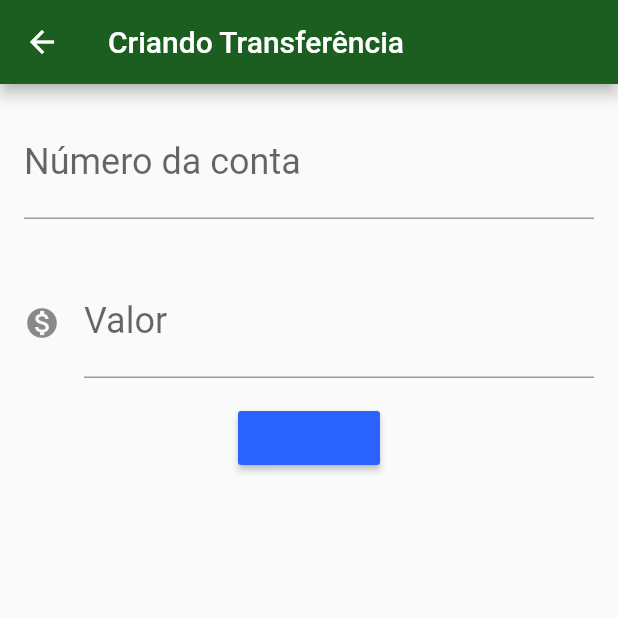
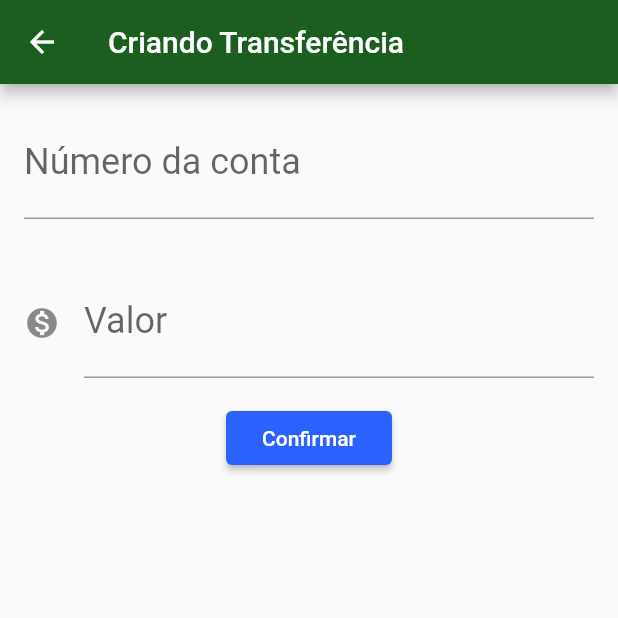
Before and after one commit to alexmsilva/bytebank, a Flutter app: the screen it shows after launch, after a tap on the "add" icon, on a phone screen of 412 x 824 dp, the top half of it. Run offline on Flutter 3.47's test engine with Material 2 defaults, Android fonts, the phone set to English and light mode, and no system bars.

Commit message:
Finishes the course

```diff
--- /dev/null
+++ b/lib/components/editor.dart
@@ -0,0 +1,32 @@
+import 'package:flutter/material.dart';
+
+class Editor extends StatelessWidget {
+  final TextEditingController controlador;
+  final String rotulo;
+  final String dica;
+  final IconData icone;
+
+  Editor({
+    this.controlador,
+    this.rotulo,
+    this.dica,
+    this.icone,
+  });
+
+  @override
+  Widget build(BuildContext context) {
+    return Padding(
+      padding: const EdgeInsets.all(16.0),
+      child: TextField(
+        controller: controlador,
+        style: TextStyle(fontSize: 24.0),
+        decoration: InputDecoration(
+          icon: icone != null ? Icon(icone) : null,
+          labelText: rotulo,
+          hintText: dica,
+        ),
+        keyboardType: TextInputType.number,
+      ),
+    );
+  }
+}
--- a/lib/main.dart
+++ b/lib/main.dart
@@ -1,3 +1,4 @@
+import 'package:bytebank/screens/transferencia/lista.dart';
 import 'package:flutter/material.dart';
 
 void main() => runApp(BytebankApp());
@@ -12,166 +13,9 @@ class BytebankApp extends StatelessWidget {
         accentColor: Colors.blueAccent[700],
         buttonTheme: ButtonThemeData(
           buttonColor: Colors.blueAccent[700],
-          textTheme: ButtonTextTheme.accent,
+          textTheme: ButtonTextTheme.primary,
         ),
       ),
     );
   }
 }
-
-class ListaTransferencias extends StatefulWidget {
-  final List<Transferencia> _transferencias = List();
-
-  @override
-  State<StatefulWidget> createState() {
-    return ListaTransferenciaState();
-  }
-}
-
-class ListaTransferenciaState extends State<ListaTransferencias> {
-  @override
-  Widget build(BuildContext context) {
-    return Scaffold(
-      appBar: AppBar(
-        title: Text('Transferências'),
-      ),
-      body: ListView.builder(
-        itemCount: widget._transferencias.length,
-        itemBuilder: (context, index) {
-          return ItemTransferencia(widget._transferencias[index]);
-        },
-      ),
-      floatingActionButton: FloatingActionButton(
-        child: Icon(Icons.add),
-        onPressed: () {
-          final Future<Transferencia> future = Navigator.push(
-            context,
-            MaterialPageRoute(builder: (context) {
-              return FormularioTransferencia();
-            }),
-          );
-
-          future.then((tranferenciaRecebida) {
-            debugPrint('Recebendo a transfencia pelo then do future');
-            debugPrint('$tranferenciaRecebida');
-            if (tranferenciaRecebida != null) {
-              setState(() => widget._transferencias.add(tranferenciaRecebida));
-            }
-          });
-        },
-      ),
-    );
-  }
-}
-
-class FormularioTransferencia extends StatefulWidget {
-  @override
-  State<StatefulWidget> createState() {
-    return FormularioTransferenciaState();
-  }
-}
-
-class FormularioTransferenciaState extends State<FormularioTransferencia> {
-  final TextEditingController _controladorCampoNumeroConta =
-      TextEditingController();
-  final TextEditingController _controladorCampoValor = TextEditingController();
-
-  @override
-  Widget build(BuildContext context) {
-    return Scaffold(
-      appBar: AppBar(
-        title: Text('Criando Transferência'),
-      ),
-      body: SingleChildScrollView(
-        child: Column(
-          children: <Widget>[
-            Editor(
-              controlador: _controladorCampoNumeroConta,
-              rotulo: 'Número da conta',
-              dica: '0000',
-            ),
-            Editor(
-              controlador: _controladorCampoValor,
-              rotulo: 'Valor',
-              dica: '0.00',
-              icone: Icons.monetization_on,
-            ),
-            RaisedButton(
-              child: Text('Confirmar'),
-              onPressed: () => _criaTransferencia(context),
-            ),
-          ],
-        ),
-      ),
-    );
-  }
-
-  void _criaTransferencia(BuildContext context) {
-    final int numeroConta = int.tryParse(_controladorCampoNumeroConta.text);
-    final double valor = double.tryParse(_controladorCampoValor.text);
-
-    if (numeroConta != null && valor != null) {
-      final transferenciaCriada = Transferencia(valor, numeroConta);
-      debugPrint('Criando transferencia...');
-      debugPrint('$transferenciaCriada');
-      Navigator.pop(context, transferenciaCriada);
-    }
-  }
-}
-
-class Editor extends StatelessWidget {
-  final TextEditingController controlador;
-  final String rotulo;
-  final String dica;
-  final IconData icone;
-
-  Editor({this.controlador, this.rotulo, this.dica, this.icone});
-
-  @override
-  Widget build(BuildContext context) {
-    return Padding(
-      padding: EdgeInsets.all(16.0),
-      child: TextField(
-        controller: controlador,
-        style: TextStyle(
-          fontSize: 24.0,
-        ),
-        decoration: InputDecoration(
-          labelText: rotulo,
-          hintText: dica,
-          icon: icone != null ? Icon(icone) : null,
-        ),
-        keyboardType: TextInputType.number,
-      ),
-    );
-  }
-}
-
-class ItemTransferencia extends StatelessWidget {
-  final Transferencia _transferencia;
-
-  ItemTransferencia(this._transferencia);
-
-  @override
-  Widget build(BuildContext context) {
-    return Card(
-      child: ListTile(
-        leading: Icon(Icons.monetization_on),
-        title: Text(_transferencia.valor.toString()),
-        subtitle: Text(_transferencia.numeroConta.toString()),
-      ),
-    );
-  }
-}
-
-class Transferencia {
-  final double valor;
-  final int numeroConta;
-
-  Transferencia(this.valor, this.numeroConta);
-
-  @override
-  String toString() {
-    return 'Transferencia {valor: $valor, numeroConta: $numeroConta}';
-  }
-}
--- /dev/null
+++ b/lib/models/transferencia.dart
@@ -0,0 +1,11 @@
+class Transferencia {
+  final double valor;
+  final int numeroConta;
+
+  Transferencia(this.valor, this.numeroConta);
+
+  @override
+  String toString() {
+    return 'Transferencia { valor: $valor, numeroConta: $numeroConta }';
+  }
+}
--- /dev/null
+++ b/lib/screens/transferencia/formulario.dart
@@ -0,0 +1,65 @@
+import 'package:bytebank/components/editor.dart';
+import 'package:bytebank/models/transferencia.dart';
+import 'package:flutter/material.dart';
+
+const _tituloAppBar = 'Criando Transferência';
+
+const _rotuloCampoValor = 'Valor';
+const _dicaCampoValor = '0.00';
+
+const _rotuloCampoNumeroConta = 'Número da conta';
+const _dicaCampoNumeroConta = '0000';
+
+const _textoBotaoConfirmar = 'Confirmar';
+
+class FormularioTransferencia extends StatefulWidget {
+  @override
+  State<StatefulWidget> createState() {
+    return FormularioTransferenciaState();
+  }
+}
+
+class FormularioTransferenciaState extends State<FormularioTransferencia> {
+  final TextEditingController _controladorCampoNumeroConta =
+      TextEditingController();
+  final TextEditingController _controladorCampoValor = TextEditingController();
+
+  @override
+  Widget build(BuildContext context) {
+    return Scaffold(
+      appBar: AppBar(
+        title: Text(_tituloAppBar),
+      ),
+      body: SingleChildScrollView(
+        child: Column(
+          children: <Widget>[
+            Editor(
+              controlador: _controladorCampoNumeroConta,
+              dica: _dicaCampoNumeroConta,
+              rotulo: _rotuloCampoNumeroConta,
+            ),
+            Editor(
+              controlador: _controladorCampoValor,
+              dica: _dicaCampoValor,
+              rotulo: _rotuloCampoValor,
+              icone: Icons.monetization_on,
+            ),
+            RaisedButton(
+              child: Text(_textoBotaoConfirmar),
+              onPressed: () => _criaTransferencia(context),
+            ),
+          ],
+        ),
+      ),
+    );
+  }
+
+  void _criaTransferencia(BuildContext context) {
+    final int numeroConta = int.tryParse(_controladorCampoNumeroConta.text);
+    final double valor = double.tryParse(_controladorCampoValor.text);
+    if (numeroConta != null && valor != null) {
+      final transferenciaCriada = Transferencia(valor, numeroConta);
+      Navigator.pop(context, transferenciaCriada);
+    }
+  }
+}
--- /dev/null
+++ b/lib/screens/transferencia/lista.dart
@@ -0,0 +1,67 @@
+import 'package:bytebank/models/transferencia.dart';
+import 'package:bytebank/screens/transferencia/formulario.dart';
+import 'package:flutter/material.dart';
+
+const _tituloAppBar = 'Transferências';
+
+class ListaTransferencias extends StatefulWidget {
+  final List<Transferencia> _transferencias = List();
+
+  @override
+  State<StatefulWidget> createState() {
+    return ListaTransferenciasState();
+  }
+}
+
+class ListaTransferenciasState extends State<ListaTransferencias> {
+  @override
+  Widget build(BuildContext context) {
+    return Scaffold(
+      appBar: AppBar(
+        title: Text(_tituloAppBar),
+      ),
+      body: ListView.builder(
+        itemCount: widget._transferencias.length,
+        itemBuilder: (context, indice) {
+          final transferencia = widget._transferencias[indice];
+          return ItemTransferencia(transferencia);
+        },
+      ),
+      floatingActionButton: FloatingActionButton(
+        child: Icon(Icons.add),
+        onPressed: () {
+          Navigator.push(context, MaterialPageRoute(builder: (context) {
+            return FormularioTransferencia();
+          })).then(
+            (transferenciaRecebida) => _atualiza(transferenciaRecebida),
+          );
+        },
+      ),
+    );
+  }
+
+  void _atualiza(Transferencia transferenciaRecebida) {
+    if (transferenciaRecebida != null) {
+      setState(() {
+        widget._transferencias.add(transferenciaRecebida);
+      });
+    }
+  }
+}
+
+class ItemTransferencia extends StatelessWidget {
+  final Transferencia _transferencia;
+
+  ItemTransferencia(this._transferencia);
+
+  @override
+  Widget build(BuildContext context) {
+    return Card(
+      child: ListTile(
+        leading: Icon(Icons.monetization_on),
+        title: Text(_transferencia.valor.toString()),
+        subtitle: Text(_transferencia.numeroConta.toString()),
+      ),
+    );
+  }
+}
```
Also changed, not shown: 1 other file.
